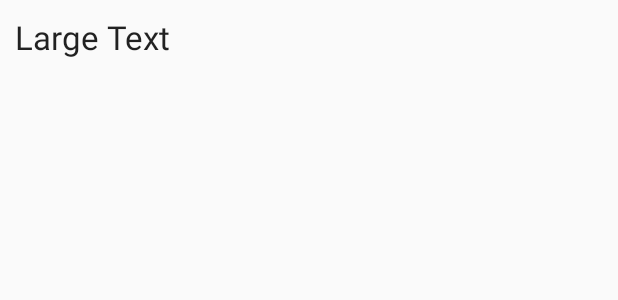
After one commit to nunezraul/conncat, an Android app: the layout categories_content.xml on its own in the app's theme, with its tools: preview values and no code run, on a phone screen of 412 x 824 dp. The commit adds this screen. Shown: the top 300 px of the screen. Run offline under Robolectric (Android 15) with nearby library versions, the phone set to English and light mode, and no system bars.

Commit message:
Made the categories page on the navigation drawer. It is in listview and text in textview.

```diff
--- a/Conncat/app/src/main/java/conncat/conncat/EventDBHelper.java
+++ b/Conncat/app/src/main/java/conncat/conncat/EventDBHelper.java
@@ -312,7 +312,7 @@ public class EventDBHelper extends SQLiteOpenHelper {
 
     public List<String> getCategories(){
         List<String> categories = new ArrayList<>();
-        Cursor cursor = conncat.query(true, KEY_CATEGORIES, new String[] {KEY_CATEGORY}, null, null, KEY_CATEGORY, null, KEY_CATEGORY + " DESC", null);
+        Cursor cursor = conncat.query(true, KEY_CATEGORIES, new String[] {KEY_CATEGORY}, null, null, KEY_CATEGORY, null, KEY_CATEGORY + " ASC", null);
         if(cursor.moveToFirst()) {
             do{
                 categories.add(cursor.getString(cursor.getColumnIndex(KEY_CATEGORY)));
--- /dev/null
+++ b/Conncat/app/src/main/res/layout/categories_content.xml
@@ -0,0 +1,11 @@
+<?xml version="1.0" encoding="utf-8"?>
+<TextView xmlns:android="http://schemas.android.com/apk/res/android"
+        android:layout_width="match_parent"
+        android:layout_height="match_parent"
+        android:clickable="false"
+        android:textAppearance="?android:attr/textAppearanceLarge"
+        android:text="Large Text"
+        android:padding="10dp"
+        android:id="@+id/categoriesText"
+>
+</TextView>
```
Also changed, not shown: Conncat/app/src/main/java/conncat/conncat/Categories.java (added, +62 -0 lines), Conncat/app/src/main/java/conncat/conncat/MainScreen.java (+6 -1 lines), Conncat/app/src/main/res/layout/fragment_categories.xml (added, +16 -0 lines).
